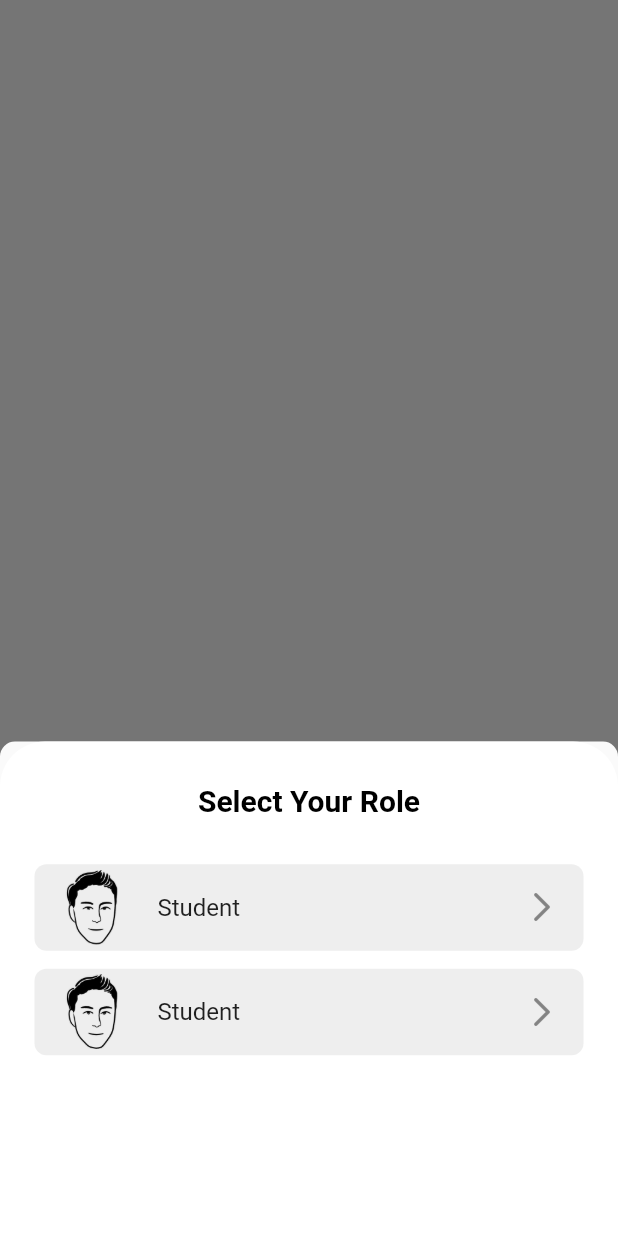
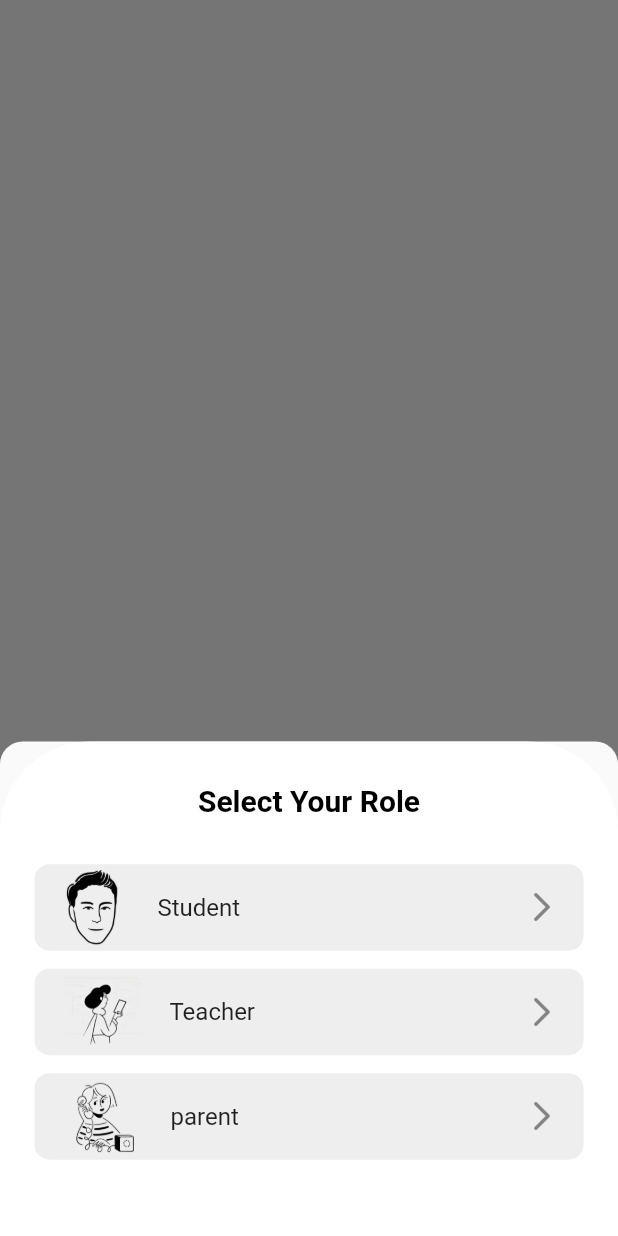
Before and after one commit to aninarafath6/arnhss, a Flutter app: the SelectRoleBottomShete widget shown alone on an empty page, opened directly, on a phone screen of 412 x 824 dp. Run offline on Flutter 3.47's test engine with Material 2 defaults, Android fonts, the phone set to English and light mode, and no system bars; our stand-ins replace flutter_keyboard_visibility, flutter_otp_text_field, lottie.

Commit message:
user role selection bottom sheet added ui

```diff
--- a/arnhss-app/lib/features/authentication/otp_verification/view/otp_verify_view.dart
+++ b/arnhss-app/lib/features/authentication/otp_verification/view/otp_verify_view.dart
@@ -49,8 +49,12 @@ class _VerifyOtpActionButton extends StatelessWidget {
       label: "Verify OTP",
       isDisabled: context.watch<VerifyOtpViewModel>().otp == null,
       loading: context.watch<VerifyOtpViewModel>().isLoading,
-      onTap: () {
-        SelectRoleBottomShete(context);
+      onTap: () async {
+        bool isOtpValid =
+            await context.read<VerifyOtpViewModel>().verifyOtp(context);
+        if (isOtpValid) {
+          SelectRoleBottomShete(context);
+        }
         // return context.read<VerifyOtpViewModel>().verifyOtp(context);
       },
     );
--- a/arnhss-app/lib/features/authentication/otp_verification/view_model/verify_otp_view_model.dart
+++ b/arnhss-app/lib/features/authentication/otp_verification/view_model/verify_otp_view_model.dart
@@ -61,14 +61,6 @@ class VerifyOtpViewModel extends ChangeNotifier {
       await Future.delayed(const Duration(seconds: 3));
 
       updateLoading();
-
-      // SuccessScreen(context);
-      Timer(
-        const Duration(seconds: 3),
-        () {
-          Navigator.pushNamedAndRemoveUntil(context, "/userRole", (r) => false);
-        },
-      );
       return true;
     } else {
       debugPrint("invalid otp");
--- a/arnhss-app/lib/features/authentication/otp_verification/widgets/select_rule_bottom_sheet.dart
+++ b/arnhss-app/lib/features/authentication/otp_verification/widgets/select_rule_bottom_sheet.dart
@@ -4,11 +4,11 @@ import 'package:arnhss/features/authentication/otp_verification/widgets/user_rul
 Future<dynamic> SelectRoleBottomShete(BuildContext context) {
   return showModalBottomSheet(
     shape: RoundedRectangleBorder(
-      borderRadius: BorderRadius.circular(10.0),
+      borderRadius: BorderRadius.circular(15.0),
     ),
     context: context,
     builder: (BuildContext context) {
-      return UserCardList();
+      return const UserCardList();
     },
   );
 }
--- /dev/null
+++ b/arnhss-app/lib/features/authentication/otp_verification/widgets/user_card_rule.dart
@@ -0,0 +1,40 @@
+import 'package:arnhss/common/constants/app_sizes.dart';
+import 'package:arnhss/features/authentication/login/view/index.dart';
+
+class UserRuleCard extends StatelessWidget {
+  const UserRuleCard({
+    Key? key,
+    required this.icon,
+    required this.title,
+  }) : super(key: key);
+  final String title;
+  final String icon;
+
+  @override
+  Widget build(BuildContext context) {
+    return Container(
+      margin: const EdgeInsets.symmetric(
+        vertical: AppSizes.defualt_padding - 15,
+      ),
+      height: context.getHeight(7),
+      width: double.infinity,
+      decoration: BoxDecoration(
+        color: Colors.grey[200],
+        borderRadius: BorderRadius.circular(
+          AppSizes.defualt_border_raidus + 2,
+        ),
+      ),
+      child: Center(
+        child: ListTile(
+          title: Text(title),
+          // leading: Icon(),
+          leading: Image.asset(
+            icon,
+            height: 50,
+          ),
+          trailing: const Icon(Icons.arrow_forward_ios_rounded),
+        ),
+      ),
+    );
+  }
+}
--- a/arnhss-app/lib/features/authentication/otp_verification/widgets/user_rule_card_list.dart
+++ b/arnhss-app/lib/features/authentication/otp_verification/widgets/user_rule_card_list.dart
@@ -2,6 +2,7 @@ import 'package:arnhss/common/constants/app_sizes.dart';
 import 'package:arnhss/common/constants/image_constant.dart';
 import 'package:arnhss/common/theme/text_theme.dart';
 import 'package:arnhss/features/authentication/login/view/index.dart';
+import 'package:arnhss/features/authentication/otp_verification/widgets/user_card_rule.dart';
 
 class UserCardList extends StatelessWidget {
   const UserCardList({
@@ -16,8 +17,8 @@ class UserCardList extends StatelessWidget {
       decoration: const BoxDecoration(
         color: Colors.white,
         borderRadius: BorderRadius.only(
-          topLeft: Radius.circular(30),
-          topRight: Radius.circular(30),
+          topLeft: Radius.circular(60),
+          topRight: Radius.circular(60),
         ),
       ),
       child: Column(
@@ -31,47 +32,13 @@ class UserCardList extends StatelessWidget {
           ),
           context.spacing(height: 3),
           const UserRuleCard(title: "Student", icon: Images.studentRoleIcon),
-          const UserRuleCard(title: "Student", icon: Images.studentRoleIcon),
+          const UserRuleCard(
+              title: "Teacher", icon: "assets/images/icons/teacher.png"),
+          const UserRuleCard(
+              title: "parent",
+              icon: "assets/images/icons/woman-answering-phone.png.webp"),
         ],
       ),
     );
   }
 }
-
-class UserRuleCard extends StatelessWidget {
-  const UserRuleCard({
-    Key? key,
-    required this.icon,
-    required this.title,
-  }) : super(key: key);
-  final String title;
-  final String icon;
-
-  @override
-  Widget build(BuildContext context) {
-    return Container(
-      margin: const EdgeInsets.symmetric(
-        vertical: AppSizes.defualt_padding - 15,
-      ),
-      height: context.getHeight(7),
-      width: double.infinity,
-      decoration: BoxDecoration(
-        color: Colors.grey[200],
-        borderRadius: BorderRadius.circular(
-          AppSizes.defualt_border_raidus,
-        ),
-      ),
-      child: Center(
-        child: ListTile(
-          title: Text(title),
-          // leading: Icon(),
-          leading: Image.asset(
-            icon,
-            height: 50,
-          ),
-          trailing: const Icon(Icons.arrow_forward_ios_rounded),
-        ),
-      ),
-    );
-  }
-}
```
Also changed, not shown: arnhss-app/assets/images/icons/teacher.png (renamed from arnhss-app/assets/images/icons/hero-mobile.png.webp).
